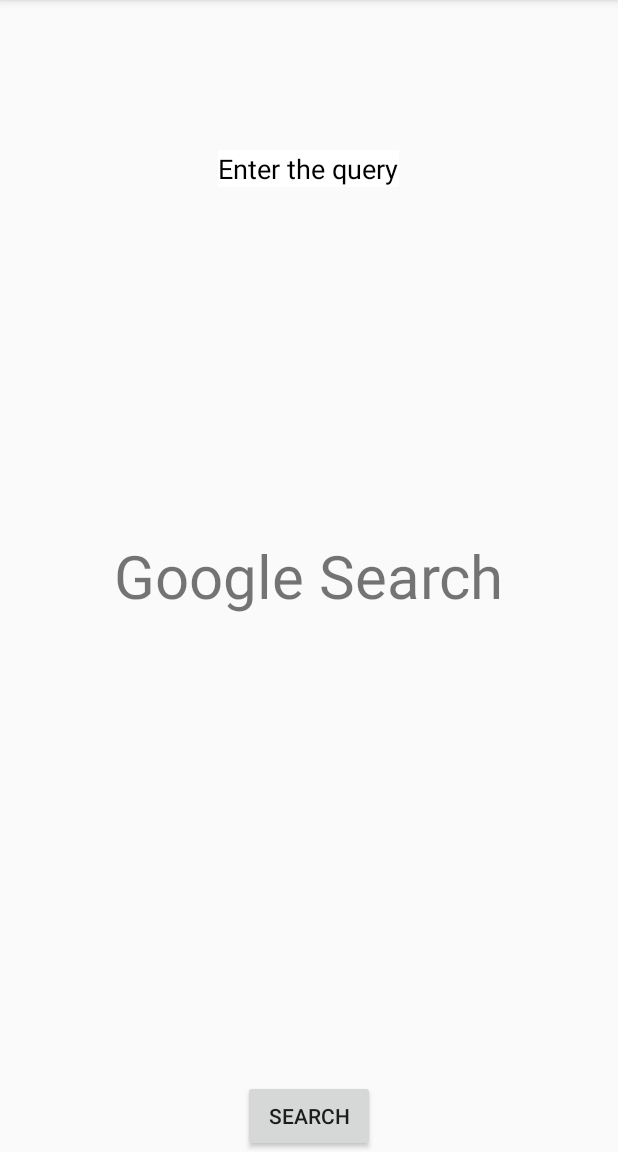
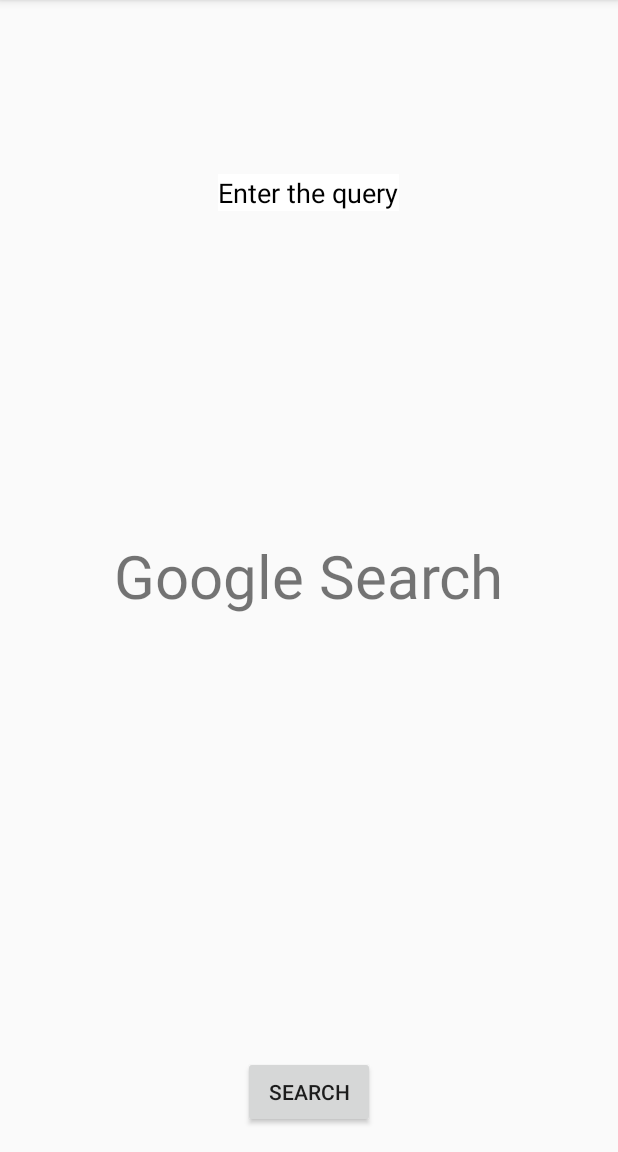
Before and after one commit to anantcodes/GoogleDev, an Android app: the screen it shows after launch (MainActivity), on a phone screen of 412 x 824 dp, the part 84-1236 px from its top. Run offline under Robolectric (Android 15) with nearby library versions, the phone set to English and light mode, and no system bars.

Commit message:
margins added

```diff
--- a/app/src/main/res/layout/activity_display.xml
+++ b/app/src/main/res/layout/activity_display.xml
@@ -4,7 +4,8 @@
     xmlns:tools="http://schemas.android.com/tools"
     android:layout_width="match_parent"
     android:layout_height="match_parent"
-    tools:context=".DisplayActivity">
+    tools:context=".DisplayActivity"
+    android:layout_margin="16dp">
 
 
 
--- a/app/src/main/res/layout/activity_main.xml
+++ b/app/src/main/res/layout/activity_main.xml
@@ -5,7 +5,8 @@
     android:layout_width="match_parent"
     android:layout_height="match_parent"
     tools:context=".MainActivity"
-   >
+    android:layout_margin="16dp">
+
 
 
     <TextView
```
